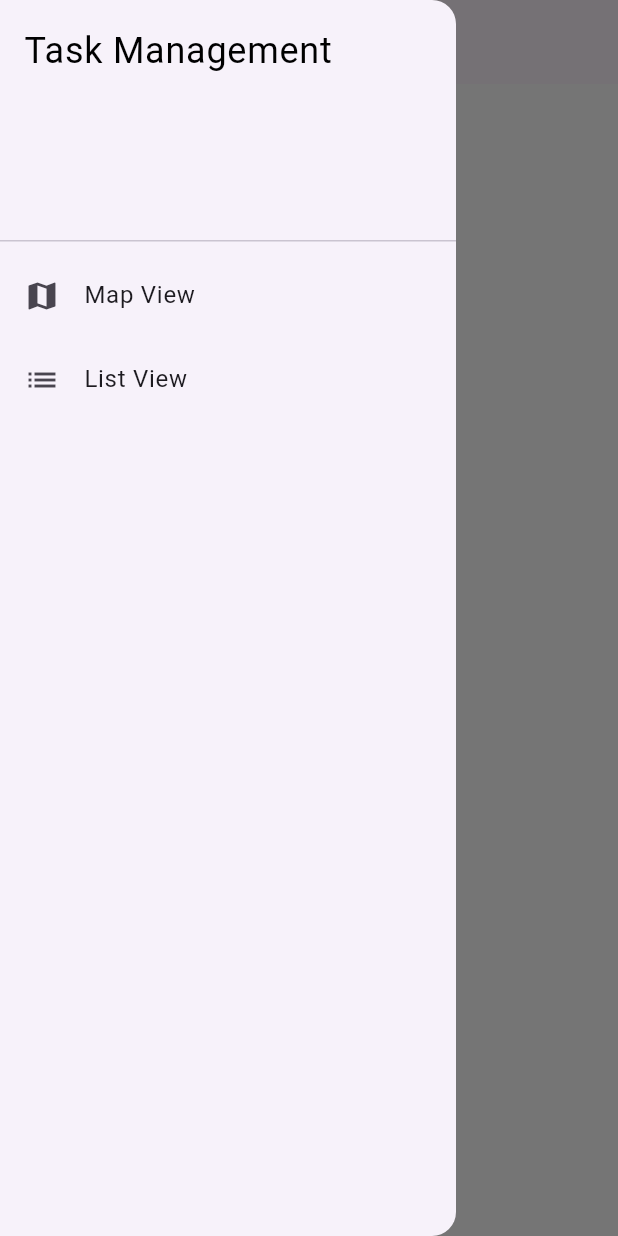
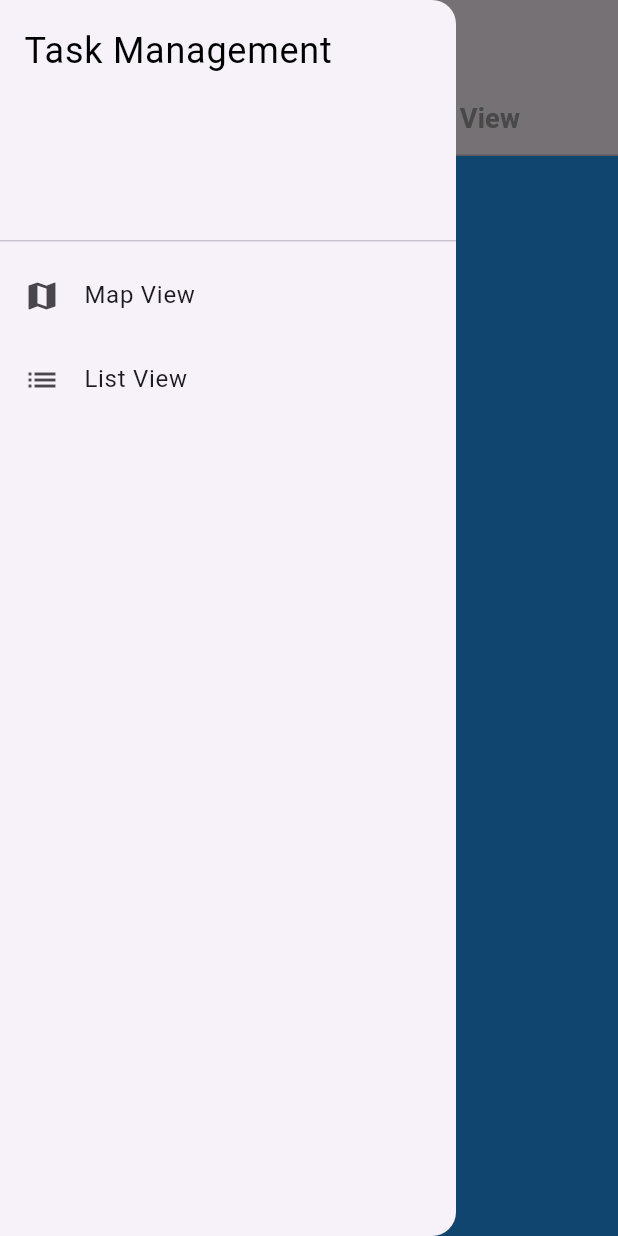
Before and after one commit to kumarprince06/task_management, a Flutter app: the screen it shows after launch, with the side drawer open, on a phone screen of 412 x 824 dp. Run offline on Flutter 3.47's test engine with Material 3 defaults, Android fonts, the phone set to English and light mode, and no system bars.

Commit message:
Tab Menu UI Done

```diff
--- a/lib/presentation/screens/map_view_screen.dart
+++ b/lib/presentation/screens/map_view_screen.dart
@@ -1,19 +1,48 @@
 import 'package:flutter/material.dart';
+import 'package:task_management/presentation/widgets/card_widgets.dart';
+import 'package:task_management/presentation/widgets/map_widgets.dart';
 
-class MapViewScreen extends StatefulWidget {
+class MapViewScreen extends StatelessWidget {
   const MapViewScreen({super.key});
 
   @override
-  State<MapViewScreen> createState() => _MapViewScreenState();
-}
+  Widget build(BuildContext context) {
+    double fontSize = MediaQuery.sizeOf(context).height * 0.022;
 
-class _MapViewScreenState extends State<MapViewScreen> {
-  @override
-  Widget build(BuildContext context) {
-    return Scaffold(
+    return DefaultTabController(
+      length: 2, // Two tabs: Map View & List View
+      child: Scaffold(
         backgroundColor: Colors.white,
         appBar: AppBar(
-        title: Text('Tasks'),
+          title: const Text(
+            'Tasks',
+            style: TextStyle(fontWeight: FontWeight.bold),
+          ),
+          bottom: TabBar(
+            labelColor: Colors.black,
+            // Active tab text color
+            unselectedLabelColor: Colors.grey,
+            // Inactive tab text color
+            labelStyle: TextStyle(
+              fontSize: fontSize,
+              fontWeight: FontWeight.bold, // Bold for active tab
+            ),
+            indicator: UnderlineTabIndicator(
+              borderSide: BorderSide(
+                width: 4,
+                color: Colors.black,
+                strokeAlign: BorderSide.strokeAlignOutside,
+              ),
+              insets: EdgeInsets.symmetric(
+                horizontal: MediaQuery.of(context).size.width * -0.08,
+              ),
+              borderRadius: BorderRadius.circular(100),
+            ),
+            tabs: const [
+              Tab(text: "Map View"),
+              Tab(text: "List View"),
+            ],
+          ),
         ),
         drawer: Drawer(
           child: ListView(
@@ -26,20 +55,26 @@ class _MapViewScreenState extends State<MapViewScreen> {
                 ),
               ),
               ListTile(
-            leading: Icon(Icons.map),
-            title: Text('Map View'),
+                leading: const Icon(Icons.map),
+                title: const Text('Map View'),
                 onTap: () {
                   Navigator.pop(context);
                 },
               ),
               ListTile(
-            leading: Icon(Icons.list),
-            title: Text('List View'),
+                leading: const Icon(Icons.list),
+                title: const Text('List View'),
                 onTap: () {
                   Navigator.pop(context);
                 },
               ),
-
+            ],
+          ),
+        ),
+        body: const TabBarView(
+          children: [
+            MapScreen(), // Your map widget
+            CardWidgets()
           ],
         ),
       ),
--- /dev/null
+++ b/lib/presentation/widgets/map_widgets.dart
@@ -0,0 +1,18 @@
+import 'package:flutter/material.dart';
+
+class MapScreen extends StatefulWidget {
+  const MapScreen({super.key});
+
+  @override
+  State<MapScreen> createState() => _MapScreenState();
+}
+
+class _MapScreenState extends State<MapScreen> {
+  @override
+  Widget build(BuildContext context) {
+    return Container(
+      height: 200, // Set height for the container
+      color: Colors.blue,
+    );
+  }
+}
```
Also changed, not shown: lib/presentation/widgets/card_widgets.dart (added, +40 -0 lines), 5 other files. Lines whose indentation alone changed are shown as unchanged.
